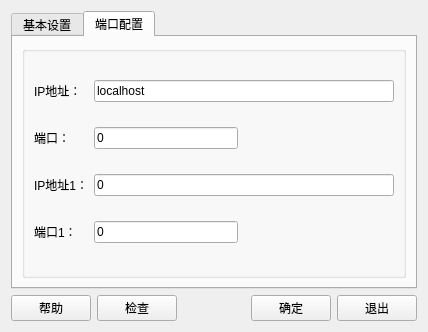
The window that HmiFuncDesigner/ProjectManager/ProjectManager/NewNetDeviceDialog.ui (VelsonWang/HmiFuncDesigner) describes before a commit, drawn with Qt 5.
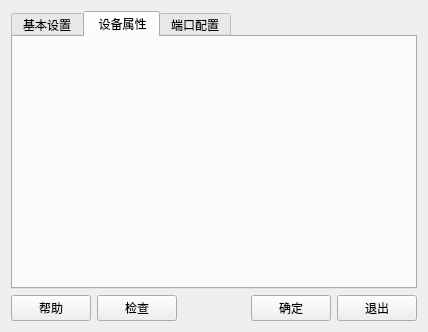
The same window after the commit. The open tabs and pages were chosen to show the change.

Commit message: 工程管理器设备新增私有属性编辑

What changed in the file:
```diff
--- a/HmiFuncDesigner/ProjectManager/ProjectManager/NewNetDeviceDialog.ui
+++ b/HmiFuncDesigner/ProjectManager/ProjectManager/NewNetDeviceDialog.ui
@@ -225,7 +225,13 @@
        </item>
       </layout>
      </widget>
-     <widget class="QWidget" name="tab_2">
+     <widget class="QWidget" name="tabPropertySetting">
+      <attribute name="title">
+       <string> 设备属性</string>
+      </attribute>
+      <layout class="QVBoxLayout" name="vLayoutPropertyEditor"/>
+     </widget>
+     <widget class="QWidget" name="tabPortSetting">
       <attribute name="title">
        <string>端口配置</string>
       </attribute>
```
Left out of the diff: 2 changed lines with no effect on the pictures. The commit also changes 63 other files.
